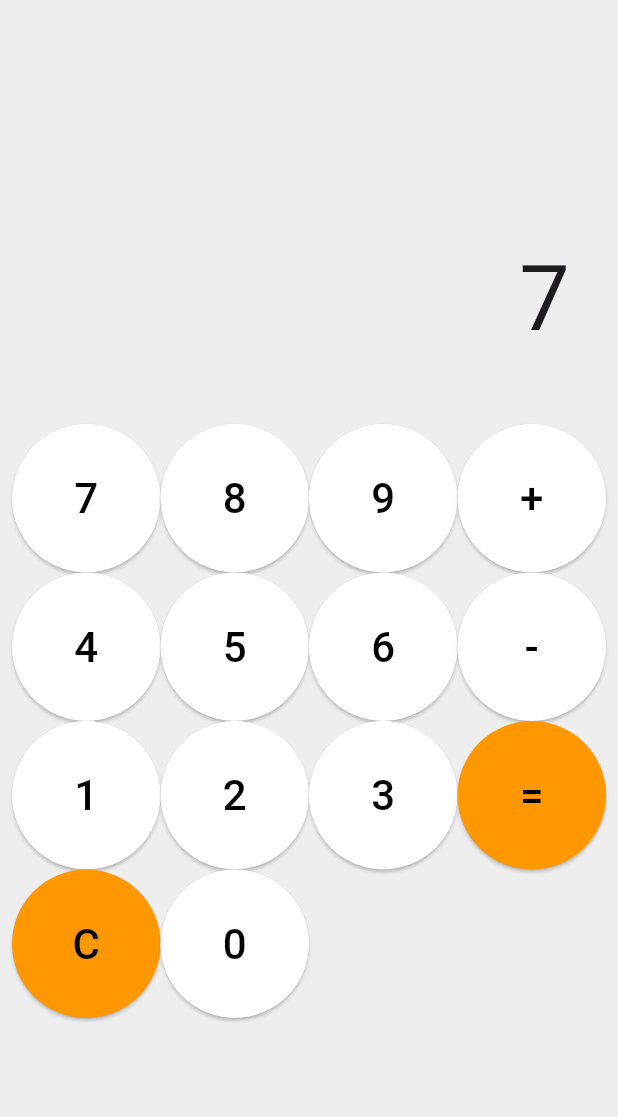
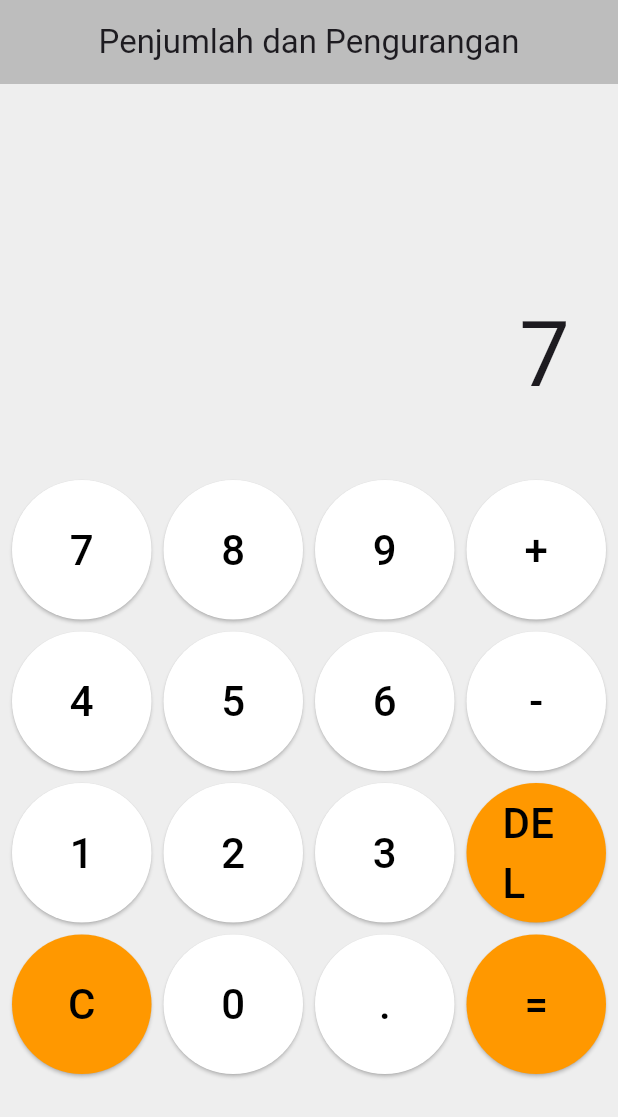
Before and after one commit to ReynardAdimas/TPM_Tugas2, a Flutter app: the JumlahKurang screen opened directly, after a tap on an icon or button, on a phone screen of 412 x 824 dp. Shown: the top 1117 px of the screen. Run offline on Flutter 3.47's test engine with Material 3 defaults, Android fonts, the phone set to English and light mode, and no system bars.

Commit message:
update: add . and DEL button

```diff
--- a/lib/main.dart
+++ b/lib/main.dart
@@ -15,7 +15,7 @@ class MyApp extends StatelessWidget {
       theme: ThemeData(
         colorScheme: .fromSeed(seedColor: Colors.deepPurple),
       ),
-      home: LoginPage()
+      home: JumlahKurang()
     );
   }
 }
--- a/lib/pages/jumlah_kurang.dart
+++ b/lib/pages/jumlah_kurang.dart
@@ -13,8 +13,8 @@ class _JumlahKurangState extends State<JumlahKurang> {
   final List<String> buttons = [
     '7', '8', '9', '+',
     '4','5','6', '-',
-    '1','2','3','=',
-    'C','0'
+    '1','2','3','DEL',
+    'C','0', '.','='
   ];
 
   // method
@@ -24,19 +24,88 @@ class _JumlahKurangState extends State<JumlahKurang> {
       {
         _result = '0';
       }
+      else if(buttonText == 'DEL') {
+        if (_result == 'Error') {
+          _result = '0';
+        } else if (_result.length > 1) {
+          _result = _result.substring(0, _result.length-1);
+        } else {
+          _result = '0';
+        }
+      }
+      else if(buttonText == '.') {
+        if(_result == 'Error') {
+          _result = '0.';
+          return;
+        }
+
+        String lastNumber = _result.split(RegExp(r'[+-]')).last;
+
+        if(lastNumber.contains('.')) {
+          return;
+        }
+
+        if(_result.endsWith('+') || _result.endsWith('-')) {
+          _result += '0.';
+        } else {
+          _result += '.';
+        }
+      }
       else if(buttonText == '=')
       {
+        try {
+          String temp = _result.replaceAll('-', '+-');
+          List<String> parts = temp.split('+');
+          double total = 0;
+          for (String part in parts) {
+            if(part.isNotEmpty) {
+              total += double.parse(part);
+            }
+          }
 
+          if (total == total.toInt()) {
+            _result = total.toInt().toString();
+          } else {
+            _result = total.toString();
+          }
+        } catch (e) {
+          _result = 'Error';
+        }
       }
       else
       {
-        if(_result == '0')
-        {
-          _result = buttonText;
+        if (buttonText == '+' || buttonText == '-') {
+          if(_result == '0' && buttonText == '+') {
+            return;
+          }
+          if(_result.endsWith('+') || _result.endsWith('-')) {
+            _result = _result.substring(0, _result.length-1)+buttonText;
+            return;
+          }
+          _result += buttonText;
         }
-        else
-        {
-          _result += buttonText;
+        else {
+          if (buttonText == '0') {
+            if(_result == '0' || _result.endsWith('+0') || _result.endsWith('-0')) {
+              return;
+            }
+          }
+          else {
+            if (_result == '0') {
+              _result = buttonText;
+              return;
+            }
+            else if( _result.endsWith('+0') || _result.endsWith('-0')) {
+              _result = _result.substring(0, _result.length-1) + buttonText;
+              return;
+            }
+          }
+
+          if(_result == 'Error') {
+            _result = buttonText;
+          } else {
+            _result += buttonText;
+          }
         }
       }
     });
@@ -46,6 +115,11 @@ class _JumlahKurangState extends State<JumlahKurang> {
   Widget build(BuildContext context) {
     return Scaffold(
       backgroundColor: Colors.grey[200],
+      appBar: AppBar(
+        title: Text("Penjumlah dan Pengurangan"),
+        centerTitle: true,
+        backgroundColor: Colors.grey[400],
+      ),
       body: Column(
         mainAxisAlignment: MainAxisAlignment.center,
         children: [
@@ -64,7 +138,9 @@ class _JumlahKurangState extends State<JumlahKurang> {
             child: GridView.builder(
               padding: const EdgeInsets.all(8.0),
               gridDelegate: SliverGridDelegateWithFixedCrossAxisCount(
-                crossAxisCount: 4
+                crossAxisCount: 4,
+                crossAxisSpacing: 8.0,
+                mainAxisSpacing: 8.0
               ),
               itemCount: buttons.length,
               itemBuilder: (context, index) {
@@ -73,7 +149,7 @@ class _JumlahKurangState extends State<JumlahKurang> {
                     pressedButton(buttons[index]);
                   },
                   style: ElevatedButton.styleFrom(
-                    backgroundColor: (buttons[index] == 'C' || buttons[index] == '=') ? Colors.orange : Colors.white,
+                    backgroundColor: (buttons[index] == 'C' || buttons[index] == '=' || buttons[index] == 'DEL') ? Colors.orange : Colors.white,
                     foregroundColor: Colors.black
                   ),
                   child: Text(
--- a/lib/pages/login_page.dart
+++ b/lib/pages/login_page.dart
@@ -47,16 +47,18 @@ class _LoginPageState extends State<LoginPage> {
     }
 
     return Scaffold(
-      appBar: AppBar(
-        centerTitle: true,
-        title: Text("Login Page", style: TextStyle(color: Colors.white, fontWeight: FontWeight.bold),),
-        backgroundColor: Colors.black,
-      ),
+      // appBar: AppBar(
+      //   centerTitle: true,
+      //   title: Text("Login Page", style: TextStyle(color: Colors.white, fontWeight: FontWeight.bold),),
+      //   backgroundColor: Colors.black,
+      // ),
       body: Padding(
         padding: const EdgeInsets.all(8.0),
         child: Column(
           mainAxisAlignment: MainAxisAlignment.center,
           children: [
+            Text("Login", style: TextStyle(fontSize: 50, fontWeight: FontWeight.w400),),
+            SizedBox(height: 50,),
             TextField(
               cursorColor: Colors.black,
               controller: _usernameController,
@@ -64,6 +66,9 @@ class _LoginPageState extends State<LoginPage> {
                 label: Text("Masukkan Username", style: TextStyle(color: Colors.black),),
                 fillColor: Colors.black,
                 hoverColor: Colors.black,
+                border: OutlineInputBorder(
+                  borderRadius: BorderRadius.circular(12)
+                )
               ),
             ),
             SizedBox(height: 10,),
@@ -75,6 +80,9 @@ class _LoginPageState extends State<LoginPage> {
                 label: Text("Masukkan Password", style: TextStyle(color: Colors.black),),
                 fillColor: Colors.black,
                 hoverColor: Colors.black,
+                border: OutlineInputBorder(
+                  borderRadius: BorderRadius.circular(12),
+                ),
                 suffixIcon: IconButton(
                   onPressed: (){
                     setState(() {
@@ -87,17 +95,21 @@ class _LoginPageState extends State<LoginPage> {
                 )
               ),
             ),
-            SizedBox(height: 10,),
+            SizedBox(height: 30,),
             SizedBox(
               width: double.infinity,
               child: ElevatedButton(
+
                 onPressed: (){
                   login();
                 },
                 style: ButtonStyle(
                   backgroundColor: WidgetStatePropertyAll(Colors.black)
                 ),
-                child: Text("Login", style: TextStyle(color: Colors.white, fontWeight: FontWeight.bold),)
+                child: Padding(
+                  padding: const EdgeInsets.all(15.0),
+                  child: Text("Login", style: TextStyle(color: Colors.white, fontWeight: FontWeight.bold),),
+                )
               ),
             )
           ],
```
